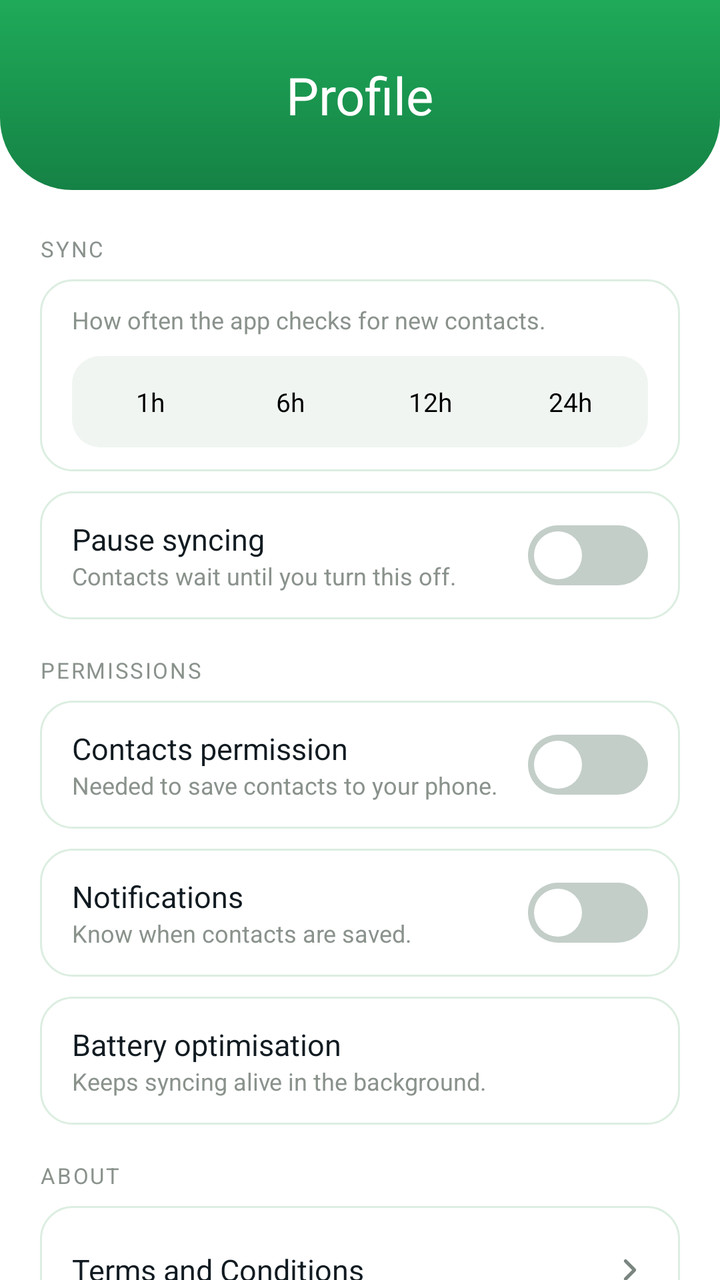
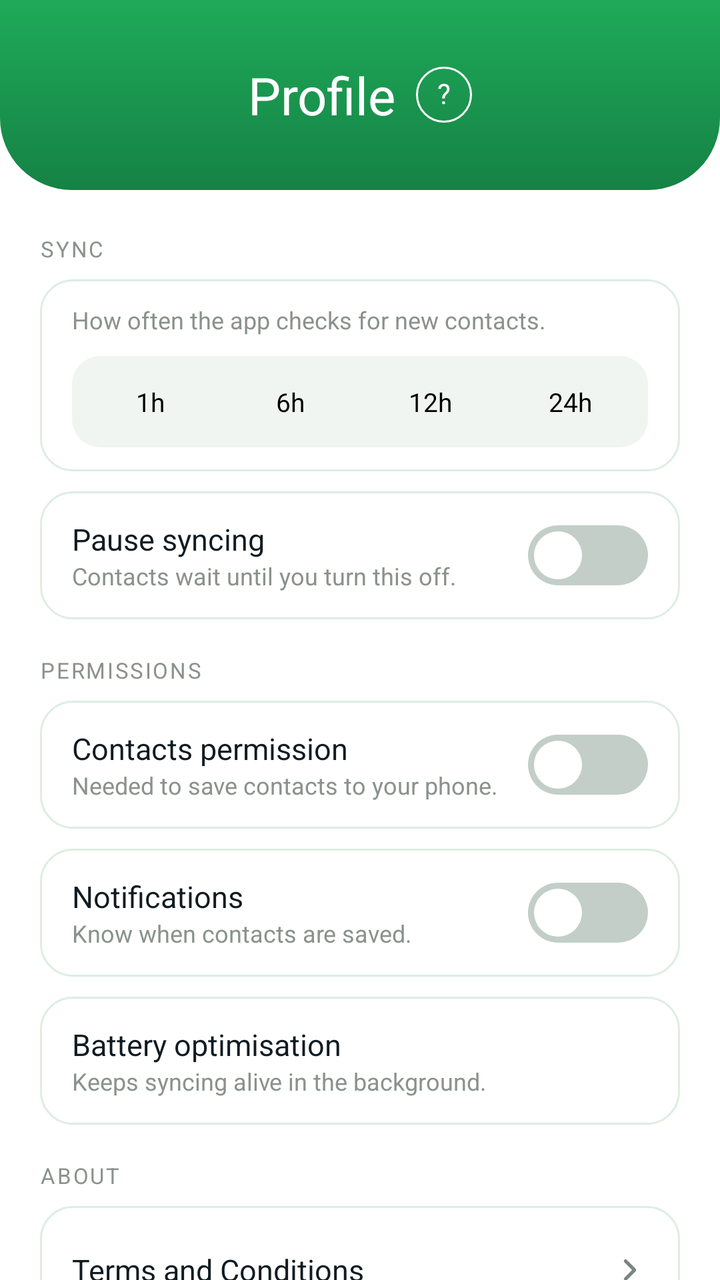

The first picture is an Android layout as it rendered before a commit; the second is the same layout after the commit. The layout source and the unified diff follow.
<!-- AndroidManifest.xml: application theme Theme.ViewGrow.Starting -->
<!-- res/layout/fragment_profile.xml -->
<?xml version="1.0" encoding="utf-8"?>
<LinearLayout xmlns:android="http://schemas.android.com/apk/res/android"
    xmlns:app="http://schemas.android.com/apk/res-auto"
    android:layout_width="match_parent"
    android:layout_height="match_parent"
    android:background="@color/surface"
    android:orientation="vertical">

    
    <LinearLayout
        android:id="@+id/hero"
        android:layout_width="match_parent"
        android:layout_height="wrap_content"
        android:background="@drawable/bg_hero"
        android:gravity="center_horizontal"
        android:orientation="vertical"
        android:paddingTop="30dp"
        android:paddingBottom="30dp">
        <TextView
            android:layout_width="wrap_content"
            android:layout_height="wrap_content"
            android:tag="extrabold"
            android:text="Profile"
            android:textColor="@color/white"
            android:textSize="26sp" />
    </LinearLayout>

    <ScrollView
        android:layout_width="match_parent"
        android:layout_height="0dp"
        android:layout_weight="1"
        android:clipToPadding="false"
        android:paddingBottom="90dp"
        android:scrollbars="none">

        
        <LinearLayout
            android:layout_width="match_parent"
            android:layout_height="wrap_content"
            android:orientation="vertical"
            android:paddingStart="20dp"
            android:paddingTop="22dp"
            android:paddingEnd="20dp"
            android:paddingBottom="20dp">

            <TextView style="@style/SectionLabel" android:layout_marginTop="0dp" android:text="SYNC" />

            
            <LinearLayout
                android:id="@+id/row_interval"
                style="@style/SettingRow"
                android:orientation="vertical"
                android:gravity="start">
                <TextView style="@style/SettingSub" android:text="How often the app checks for new contacts." />
                <LinearLayout
                    android:layout_width="match_parent"
                    android:layout_height="wrap_content"
                    android:layout_marginTop="10dp"
                    android:background="@drawable/bg_seg_track"
                    android:orientation="horizontal"
                    android:padding="4dp">
                    <TextView
                        android:id="@+id/seg_1"
                        android:layout_width="0dp"
                        android:layout_height="wrap_content"
                        android:layout_weight="1"
                        android:gravity="center"
                        android:paddingTop="10dp"
                        android:paddingBottom="10dp"
                        android:tag="semibold"
                        android:text="1h"
                        android:textSize="13sp" />
                    <TextView
                        android:id="@+id/seg_6"
                        android:layout_width="0dp"
                        android:layout_height="wrap_content"
                        android:layout_weight="1"
                        android:gravity="center"
                        android:paddingTop="10dp"
                        android:paddingBottom="10dp"
                        android:tag="semibold"
                        android:text="6h"
                        android:textSize="13sp" />
                    <TextView
                        android:id="@+id/seg_12"
                        android:layout_width="0dp"
                        android:layout_height="wrap_content"
                        android:layout_weight="1"
                        android:gravity="center"
                        android:paddingTop="10dp"
                        android:paddingBottom="10dp"
                        android:tag="semibold"
                        android:text="12h"
                        android:textSize="13sp" />
                    <TextView
                        android:id="@+id/seg_24"
                        android:layout_width="0dp"
                        android:layout_height="wrap_content"
                        android:layout_weight="1"
                        android:gravity="center"
                        android:paddingTop="10dp"
                        android:paddingBottom="10dp"
                        android:tag="semibold"
                        android:text="24h"
                        android:textSize="13sp" />
                </LinearLayout>
            </LinearLayout>

            <LinearLayout style="@style/SettingRow">
                <LinearLayout
                    android:layout_width="0dp"
                    android:layout_height="wrap_content"
                    android:layout_weight="1"
                    android:orientation="vertical">
                    <TextView style="@style/SettingTitle" android:text="Pause syncing" />
                    <TextView style="@style/SettingSub" android:text="Contacts wait until you turn this off." />
                </LinearLayout>
                <androidx.appcompat.widget.SwitchCompat
                    android:id="@+id/sw_pause"
                    style="@style/SettingSwitch" />
            </LinearLayout>

            <TextView style="@style/SectionLabel" android:text="PERMISSIONS" />

            <LinearLayout style="@style/SettingRow">
                <LinearLayout
                    android:layout_width="0dp"
                    android:layout_height="wrap_content"
                    android:layout_weight="1"
                    android:orientation="vertical">
                    <TextView style="@style/SettingTitle" android:text="Contacts permission" />
                    <TextView style="@style/SettingSub" android:text="Needed to save contacts to your phone." />
                </LinearLayout>
                <androidx.appcompat.widget.SwitchCompat
                    android:id="@+id/sw_contacts"
                    style="@style/SettingSwitch" />
            </LinearLayout>

            <LinearLayout style="@style/SettingRow">
                <LinearLayout
                    android:layout_width="0dp"
                    android:layout_height="wrap_content"
                    android:layout_weight="1"
                    android:orientation="vertical">
                    <TextView style="@style/SettingTitle" android:text="Notifications" />
                    <TextView style="@style/SettingSub" android:text="Know when contacts are saved." />
                </LinearLayout>
                <androidx.appcompat.widget.SwitchCompat
                    android:id="@+id/sw_notif"
                    style="@style/SettingSwitch" />
            </LinearLayout>

            <LinearLayout
                android:id="@+id/row_battery"
                style="@style/SettingRow"
                android:clickable="true"
                android:focusable="true">
                <LinearLayout
                    android:layout_width="0dp"
                    android:layout_height="wrap_content"
                    android:layout_weight="1"
                    android:orientation="vertical">
                    <TextView style="@style/SettingTitle" android:text="Battery optimisation" />
                    <TextView style="@style/SettingSub" android:text="Keeps syncing alive in the background." />
                </LinearLayout>
                <TextView
                    android:id="@+id/battery_chip"
                    android:layout_width="wrap_content"
                    android:layout_height="wrap_content"
                    android:layout_marginStart="12dp"
                    android:paddingStart="9dp"
                    android:paddingTop="3dp"
                    android:paddingEnd="9dp"
                    android:paddingBottom="3dp"
                    android:tag="semibold"
                    android:textSize="11sp" />
            </LinearLayout>

            <TextView style="@style/SectionLabel" android:text="ABOUT" />

            <LinearLayout
                android:id="@+id/row_terms"
                style="@style/SettingRow"
                android:clickable="true"
                android:focusable="true">
                <TextView style="@style/SettingTitle" android:layout_width="0dp" android:layout_weight="1" android:text="Terms and Conditions" />
                <ImageView
                    android:layout_width="18dp"
                    android:layout_height="18dp"
                    android:contentDescription="@null"
                    android:src="@drawable/ic_chevron_right" />
            </LinearLayout>

            <LinearLayout
                android:id="@+id/row_privacy"
                style="@style/SettingRow"
                android:clickable="true"
                android:focusable="true">
                <TextView style="@style/SettingTitle" android:layout_width="0dp" android:layout_weight="1" android:text="Privacy Policy" />
                <ImageView
                    android:layout_width="18dp"
                    android:layout_height="18dp"
                    android:contentDescription="@null"
                    android:src="@drawable/ic_chevron_right" />
            </LinearLayout>

            
            <TextView
                android:id="@+id/btn_logout"
                android:layout_width="match_parent"
                android:layout_height="wrap_content"
                android:layout_marginTop="8dp"
                android:background="@drawable/bg_logout"
                android:clickable="true"
                android:focusable="true"
                android:gravity="center"
                android:paddingTop="15dp"
                android:paddingBottom="15dp"
                android:tag="bold"
                android:text="Log out"
                android:textColor="@color/green_text"
                android:textSize="13.5sp" />

            <TextView
                android:id="@+id/btn_delete"
                android:layout_width="match_parent"
                android:layout_height="wrap_content"
                android:layout_marginTop="10dp"
                android:background="@drawable/bg_delete"
                android:clickable="true"
                android:focusable="true"
                android:gravity="center"
                android:paddingTop="15dp"
                android:paddingBottom="15dp"
                android:tag="bold"
                android:text="Delete My Contacts"
                android:textColor="@color/red_dark"
                android:textSize="13.5sp" />

            <TextView
                android:id="@+id/version"
                android:layout_width="match_parent"
                android:layout_height="wrap_content"
                android:layout_marginTop="16dp"
                android:gravity="center"
                android:textColor="@color/muted"
                android:textSize="12sp" />
        </LinearLayout>
    </ScrollView>
</LinearLayout>
<!-- resources referenced by this layout -->
<resources>
  <color name="green_text">#158245</color>
  <color name="muted">#8A928C</color>
  <color name="red_dark">#B3413D</color>
  <color name="surface">#FFFFFF</color>
  <color name="white">#FFFFFF</color>
  <!-- drawable bg_delete (drawable) -->
  <?xml version="1.0" encoding="utf-8"?>
  <shape xmlns:android="http://schemas.android.com/apk/res/android" android:shape="rectangle">
      <solid android:color="@color/red_bg" />
      <stroke android:width="1dp" android:color="@color/red_dark" />
      <corners android:radius="14dp" />
  </shape>
  <!-- drawable bg_hero (drawable) -->
  <?xml version="1.0" encoding="utf-8"?>
  <shape xmlns:android="http://schemas.android.com/apk/res/android" android:shape="rectangle">
      <gradient android:angle="270" android:startColor="@color/green" android:endColor="@color/green_dark" />
      <corners android:bottomLeftRadius="36dp" android:bottomRightRadius="36dp" />
  </shape>
  <!-- drawable bg_logout (drawable) -->
  <?xml version="1.0" encoding="utf-8"?>
  <shape xmlns:android="http://schemas.android.com/apk/res/android" android:shape="rectangle">
      <solid android:color="@color/tint" />
      <stroke android:width="1dp" android:color="@color/green_text" />
      <corners android:radius="14dp" />
  </shape>
  <!-- drawable bg_seg_track (drawable) -->
  <?xml version="1.0" encoding="utf-8"?>
  <shape xmlns:android="http://schemas.android.com/apk/res/android" android:shape="rectangle">
      <solid android:color="@color/seg_track" />
      <corners android:radius="14dp" />
  </shape>
  <style name="SettingSub">
          <item name="android:layout_width">wrap_content</item>
          <item name="android:layout_height">wrap_content</item>
          <item name="android:textColor">@color/muted</item>
          <item name="android:textSize">12sp</item>
      </style>
  <style name="SettingTitle">
          <item name="android:layout_width">wrap_content</item>
          <item name="android:layout_height">wrap_content</item>
          <item name="android:tag">semibold</item>
          <item name="android:textColor">@color/dark</item>
          <item name="android:textSize">15sp</item>
      </style>
  <style name="Theme.ViewGrow.Starting" parent="Theme.SplashScreen">
          <item name="windowSplashScreenBackground">@color/splash_bg</item>
          <item name="windowSplashScreenAnimatedIcon">@drawable/splash_icon</item>
          <item name="postSplashScreenTheme">@style/Theme.ViewGrow</item>
      </style>
  <color name="red_bg">#FBEAE9</color>
  <color name="green">#1FAA59</color>
  <color name="green_dark">#158245</color>
  <color name="tint">#E1F5EB</color>
  <color name="seg_track">#F0F5F2</color>
  <color name="text2">#7A8580</color>
  <!-- drawable bg_card (drawable) -->
  <?xml version="1.0" encoding="utf-8"?>
  <shape xmlns:android="http://schemas.android.com/apk/res/android" android:shape="rectangle">
      <solid android:color="@color/surface" />
      <stroke android:width="1dp" android:color="@color/border" />
      <corners android:radius="16dp" />
  </shape>
  <!-- drawable switch_track_shape (drawable) -->
  <?xml version="1.0" encoding="utf-8"?>
  <shape xmlns:android="http://schemas.android.com/apk/res/android" android:shape="rectangle">
      <size android:width="52dp" android:height="30dp" />
      <corners android:radius="15dp" />
      <solid android:color="#FFFFFFFF" />
  </shape>
  <color name="dark">#111B21</color>
  <color name="splash_bg">#F6F6F6</color>
  <color name="border">#DCEEE1</color>
  <!-- unchanged entries left out for length: 7 -->
</resources>

<!-- the commit's change to res/layout/fragment_profile.xml (unified diff, before → after) -->
@@ -16,13 +16,34 @@
         android:orientation="vertical"
         android:paddingTop="30dp"
         android:paddingBottom="30dp">
-        <TextView
+        <LinearLayout
             android:layout_width="wrap_content"
             android:layout_height="wrap_content"
-            android:tag="extrabold"
-            android:text="Profile"
-            android:textColor="@color/white"
-            android:textSize="26sp" />
+            android:gravity="center_vertical"
+            android:orientation="horizontal">
+            <TextView
+                android:layout_width="wrap_content"
+                android:layout_height="wrap_content"
+                android:tag="extrabold"
+                android:text="Profile"
+                android:textColor="@color/white"
+                android:textSize="26sp" />
+            <TextView
+        android:id="@+id/help_btn"
+        android:layout_width="28dp"
+        android:layout_height="28dp"
+        android:layout_marginStart="10dp"
+        android:background="@drawable/bg_help_icon"
+        android:clickable="true"
+        android:contentDescription="Help"
+        android:focusable="true"
+        android:gravity="center"
+        android:includeFontPadding="false"
+        android:tag="bold"
+        android:text="?"
+        android:textColor="@color/white"
+        android:textSize="14sp" />
+        </LinearLayout>
     </LinearLayout>
 
     <ScrollView
<!-- resource entries referenced after the edit -->
@@ -11,6 +11,12 @@
       <solid android:color="@color/red_bg" />
       <stroke android:width="1dp" android:color="@color/red_dark" />
       <corners android:radius="14dp" />
+  </shape>
+  <!-- drawable bg_help_icon (drawable) -->
+  <?xml version="1.0" encoding="utf-8"?>
+  <shape xmlns:android="http://schemas.android.com/apk/res/android" android:shape="oval">
+      <solid android:color="@android:color/transparent" />
+      <stroke android:width="1dp" android:color="@color/white" />
   </shape>
   <!-- drawable bg_hero (drawable) -->
   <?xml version="1.0" encoding="utf-8"?>
